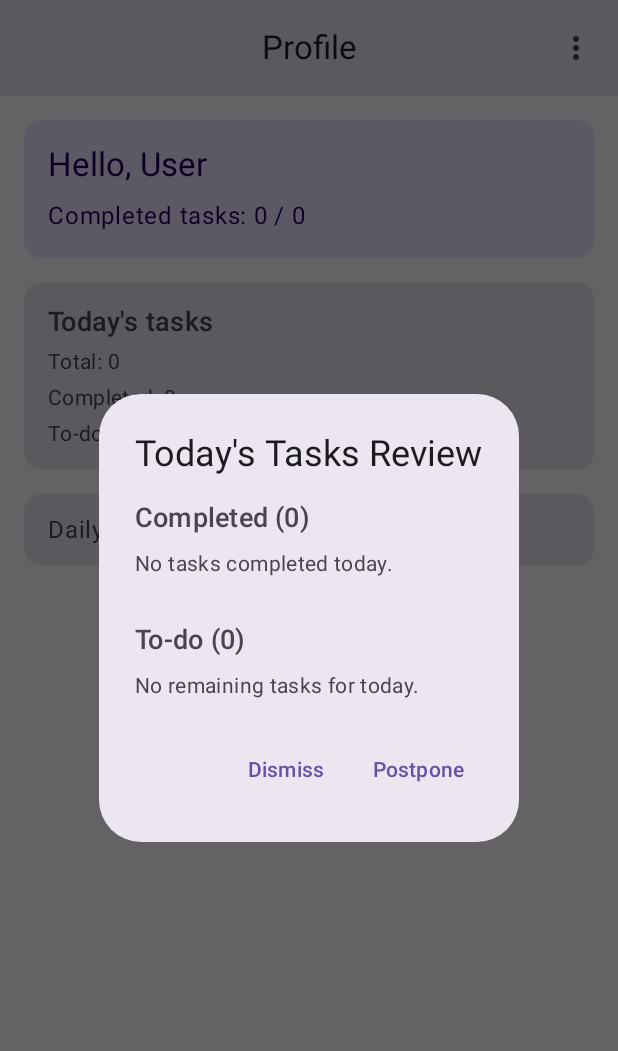
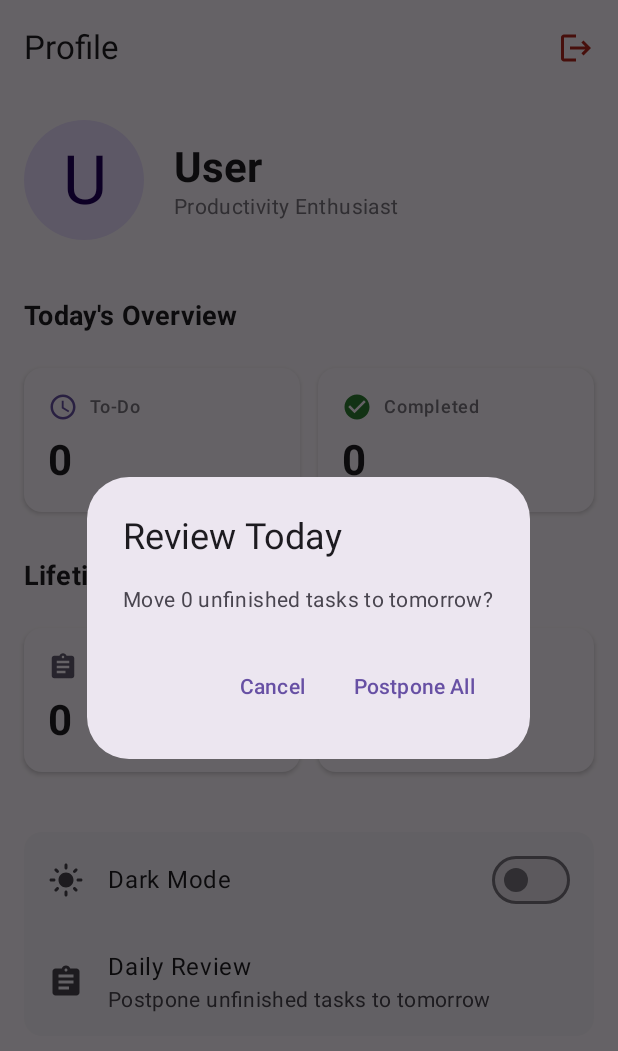
Before and after one commit to jamesye0003-blip/CS501-E1-Semester-Project, an Android app built with Jetpack Compose: the UserProfileScreen screen opened through its navigation route, after a tap on "Daily Review", on a phone screen of 412 x 824 dp. Shown: the top 1051 px of the screen. Run offline under Robolectric (Android 15) with nearby library versions, the phone set to English and light mode, and no system bars; our stand-ins replace Room's generated code.

Commit message:
Feature: Polish the UI of UserProfileScreen. Now the UserProfileScreen is a "dashboard" of data.

```diff
--- a/app/src/main/java/com/example/lattice/ui/screens/UserProfileScreen.kt
+++ b/app/src/main/java/com/example/lattice/ui/screens/UserProfileScreen.kt
@@ -1,32 +1,48 @@
 package com.example.lattice.ui.screens
 
+import androidx.compose.foundation.background
+import androidx.compose.foundation.clickable
+import androidx.compose.foundation.interaction.MutableInteractionSource
 import androidx.compose.foundation.layout.Arrangement
+import androidx.compose.foundation.layout.Box
 import androidx.compose.foundation.layout.Column
+import androidx.compose.foundation.layout.PaddingValues
+import androidx.compose.foundation.layout.Row
 import androidx.compose.foundation.layout.Spacer
 import androidx.compose.foundation.layout.fillMaxSize
 import androidx.compose.foundation.layout.fillMaxWidth
 import androidx.compose.foundation.layout.height
 import androidx.compose.foundation.layout.padding
+import androidx.compose.foundation.layout.size
+import androidx.compose.foundation.layout.width
+import androidx.compose.foundation.lazy.grid.GridCells
+import androidx.compose.foundation.lazy.grid.LazyVerticalGrid
+import androidx.compose.foundation.shape.CircleShape
+import androidx.compose.foundation.shape.RoundedCornerShape
 import androidx.compose.material.icons.Icons
 import androidx.compose.material.icons.automirrored.filled.Logout
+import androidx.compose.material.icons.filled.Assignment
+import androidx.compose.material.icons.filled.CheckCircle
 import androidx.compose.material.icons.filled.DarkMode
-import androidx.compose.material.icons.filled.MoreVert
+import androidx.compose.material.icons.filled.LightMode
+import androidx.compose.material.icons.filled.Person
+import androidx.compose.material.icons.filled.Schedule
 import androidx.compose.material3.AlertDialog
 import androidx.compose.material3.Card
 import androidx.compose.material3.CardDefaults
-import androidx.compose.material3.CenterAlignedTopAppBar
-import androidx.compose.material3.DropdownMenu
-import androidx.compose.material3.DropdownMenuItem
-import androidx.compose.material3.ElevatedCard
 import androidx.compose.material3.ExperimentalMaterial3Api
 import androidx.compose.material3.Icon
 import androidx.compose.material3.IconButton
+import androidx.compose.material.ripple.rememberRipple
+import androidx.compose.material3.ListItem
+import androidx.compose.material3.ListItemDefaults
 import androidx.compose.material3.MaterialTheme
 import androidx.compose.material3.Scaffold
 import androidx.compose.material3.Surface
 import androidx.compose.material3.Switch
 import androidx.compose.material3.Text
 import androidx.compose.material3.TextButton
+import androidx.compose.material3.TopAppBar
 import androidx.compose.material3.TopAppBarDefaults
 import androidx.compose.runtime.Composable
 import androidx.compose.runtime.getValue
@@ -35,6 +51,10 @@ import androidx.compose.runtime.remember
 import androidx.compose.runtime.setValue
 import androidx.compose.ui.Alignment
 import androidx.compose.ui.Modifier
+import androidx.compose.ui.draw.clip
+import androidx.compose.ui.graphics.Color
+import androidx.compose.ui.graphics.vector.ImageVector
+import androidx.compose.ui.text.font.FontWeight
 import androidx.compose.ui.unit.dp
 import com.example.lattice.domain.model.Task
 import com.example.lattice.domain.time.filterTodayTasks
@@ -49,76 +69,30 @@ fun UserProfileScreen(
     onPostponeTodayTasks: () -> Unit,
     onLogout: () -> Unit
 ) {
-    var menuExpanded by remember { mutableStateOf(false) }
     var showDailyReview by remember { mutableStateOf(false) }
 
-    val todayTasks = remember(tasks) {
-        filterTodayTasks(tasks)
-    }
+    val todayTasks = remember(tasks) { filterTodayTasks(tasks) }
+    val completedToday = remember(todayTasks) { todayTasks.filter { it.done } }
+    val todoToday = remember(todayTasks) { todayTasks.filter { !it.done } }
 
-    val completedTodayTasks = remember(todayTasks) {
-        todayTasks.filter { it.done }
-    }
-
-    val todoTodayTasks = remember(todayTasks) {
-        todayTasks.filter { !it.done }
-    }
-
-    val completedCount = remember(tasks) {
-        tasks.count { it.done }
-    }
-
-    val totalCount = tasks.size
+    val totalCompletedLifetime = remember(tasks) { tasks.count { it.done } }
+    val totalTasksLifetime = tasks.size
 
     Scaffold(
         topBar = {
-            CenterAlignedTopAppBar(
+            TopAppBar(
                 title = { Text("Profile") },
-                colors = TopAppBarDefaults.centerAlignedTopAppBarColors(
-                    containerColor = MaterialTheme.colorScheme.surfaceVariant
+                colors = TopAppBarDefaults.topAppBarColors(
+                    containerColor = MaterialTheme.colorScheme.background, // 与背景融合
+                    titleContentColor = MaterialTheme.colorScheme.onBackground
                 ),
                 actions = {
-                    IconButton(onClick = { menuExpanded = true }) {
-                        Icon(Icons.Filled.MoreVert, contentDescription = "Profile menu")
-                    }
-                    DropdownMenu(
-                        expanded = menuExpanded,
-                        onDismissRequest = { menuExpanded = false }
-                    ) {
-                        DropdownMenuItem(
-                            text = { Text("Dark mode") },
-                            leadingIcon = {
+                    // Clean logout icon
+                    IconButton(onClick = onLogout) {
                         Icon(
-                                    Icons.Filled.DarkMode,
-                                    contentDescription = null
-                                )
-                            },
-                            onClick = {
-                                menuExpanded = false
-                                onToggleDark()
-                            },
-                            trailingIcon = {
-                                Switch(
-                                    checked = isDarkMode,
-                                    onCheckedChange = {
-                                        menuExpanded = false
-                                        onToggleDark()
-                                    }
-                                )
-                            }
-                        )
-                        DropdownMenuItem(
-                            text = { Text("Logout") },
-                            leadingIcon = {
-                                Icon(
-                                    Icons.AutoMirrored.Filled.Logout,
-                                    contentDescription = null
-                                )
-                            },
-                            onClick = {
-                                menuExpanded = false
-                                onLogout()
-                            }
+                            imageVector = Icons.AutoMirrored.Filled.Logout,
+                            contentDescription = "Logout",
+                            tint = MaterialTheme.colorScheme.error
                         )
                     }
                 }
@@ -129,160 +103,192 @@ fun UserProfileScreen(
             modifier = Modifier
                 .fillMaxSize()
                 .padding(innerPadding)
-                .padding(16.dp),
-            verticalArrangement = Arrangement.spacedBy(16.dp)
+                .padding(horizontal = 16.dp),
+            verticalArrangement = Arrangement.spacedBy(24.dp)
         ) {
 
-            // Overview card: Username + Number of completed tasks
-            ElevatedCard(
-                modifier = Modifier.fillMaxWidth(),
-                colors = CardDefaults.elevatedCardColors(
-                    containerColor = MaterialTheme.colorScheme.primaryContainer
-                )
-            ) {
-                Column(
+            // 1. User Identity Card (Big & Bold)
+            Row(
                 modifier = Modifier
                     .fillMaxWidth()
-                        .padding(16.dp),
-                    verticalArrangement = Arrangement.spacedBy(8.dp)
+                    .padding(vertical = 16.dp),
+                verticalAlignment = Alignment.CenterVertically
             ) {
+                Surface(
+                    shape = CircleShape,
+                    color = MaterialTheme.colorScheme.primaryContainer,
+                    modifier = Modifier.size(80.dp)
+                ) {
+                    Box(contentAlignment = Alignment.Center) {
                         Text(
-                        text = "Hello, $username",
-                        style = MaterialTheme.typography.titleLarge
+                            text = username.take(1).uppercase(),
+                            style = MaterialTheme.typography.displayMedium,
+                            color = MaterialTheme.colorScheme.onPrimaryContainer
+                        )
+                    }
+                }
+                Spacer(modifier = Modifier.width(20.dp))
+                Column {
+                    Text(
+                        text = username,
+                        style = MaterialTheme.typography.headlineMedium,
+                        fontWeight = FontWeight.Bold
                     )
                     Text(
-                        text = "Completed tasks: $completedCount / $totalCount",
-                        style = MaterialTheme.typography.bodyLarge
+                        text = "Productivity Enthusiast",
+                        style = MaterialTheme.typography.bodyMedium,
+                        color = MaterialTheme.colorScheme.outline
                     )
                 }
             }
 
-            // Today's Task Overview
-            Card(
+            // 2. Dashboard Grid (The "Orderly" Part)
+            Text(
+                "Today's Overview",
+                style = MaterialTheme.typography.titleMedium,
+                fontWeight = FontWeight.Bold
+            )
+
+            Row(
                 modifier = Modifier.fillMaxWidth(),
-                colors = CardDefaults.cardColors(
-                    containerColor = MaterialTheme.colorScheme.surfaceVariant
+                horizontalArrangement = Arrangement.spacedBy(12.dp)
+            ) {
+                // Today Left
+                StatCard(
+                    label = "To-Do",
+                    value = todoToday.size.toString(),
+                    icon = Icons.Default.Schedule,
+                    color = MaterialTheme.colorScheme.primary,
+                    modifier = Modifier.weight(1f)
                 )
-            ) {
-                Column(
-                    modifier = Modifier
-                        .fillMaxWidth()
-                        .padding(16.dp),
-                    verticalArrangement = Arrangement.spacedBy(8.dp)
-                ) {
-                    Text(
-                        text = "Today's tasks",
-                        style = MaterialTheme.typography.titleMedium
-                    )
-                    Text(
-                        text = "Total: ${todayTasks.size}",
-                        style = MaterialTheme.typography.bodyMedium
-                    )
-                    Text(
-                        text = "Completed: ${completedTodayTasks.size}",
-                        style = MaterialTheme.typography.bodyMedium
-                    )
-                    Text(
-                        text = "To-do: ${todoTodayTasks.size}",
-                        style = MaterialTheme.typography.bodyMedium
+                // Today Done
+                StatCard(
+                    label = "Completed",
+                    value = completedToday.size.toString(),
+                    icon = Icons.Default.CheckCircle,
+                    color = Color(0xFF2E7D32), // Success Green
+                    modifier = Modifier.weight(1f)
                 )
             }
+
+            Text(
+                "Lifetime Stats",
+                style = MaterialTheme.typography.titleMedium,
+                fontWeight = FontWeight.Bold,
+                modifier = Modifier.padding(top = 8.dp)
+            )
+
+            Row(
+                modifier = Modifier.fillMaxWidth(),
+                horizontalArrangement = Arrangement.spacedBy(12.dp)
+            ) {
+                StatCard(
+                    label = "Total Tasks",
+                    value = totalTasksLifetime.toString(),
+                    icon = Icons.Default.Assignment,
+                    color = MaterialTheme.colorScheme.secondary,
+                    modifier = Modifier.weight(1f)
+                )
+                StatCard(
+                    label = "Completion Rate",
+                    value = if (totalTasksLifetime > 0) "${(totalCompletedLifetime * 100 / totalTasksLifetime)}%" else "0%",
+                    icon = Icons.Default.Person, // Or chart icon
+                    color = MaterialTheme.colorScheme.tertiary,
+                    modifier = Modifier.weight(1f)
+                )
             }
 
-            // Auxiliary Function: Daily Review
+            // 3. Settings / Actions Section
             Surface(
-                modifier = Modifier.fillMaxWidth(),
-                onClick = { showDailyReview = true },
-                shape = MaterialTheme.shapes.medium,
-                color = MaterialTheme.colorScheme.surfaceVariant
+                shape = RoundedCornerShape(12.dp),
+                color = MaterialTheme.colorScheme.surfaceContainerLow, // Subtle background
+                modifier = Modifier.padding(top = 16.dp)
             ) {
-                Text(
-                    text = "Daily Review",
-                    style = MaterialTheme.typography.bodyLarge,
+                Column {
+                    ListItem(
+                        headlineContent = { Text("Dark Mode") },
+                        leadingContent = {
+                            Icon(
+                                if (isDarkMode) Icons.Default.DarkMode else Icons.Default.LightMode,
+                                null
+                            )
+                        },
+                        trailingContent = {
+                            Switch(checked = isDarkMode, onCheckedChange = { onToggleDark() })
+                        },
+                        colors = ListItemDefaults.colors(containerColor = Color.Transparent)
+                    )
+
+                    ListItem(
+                        headlineContent = { Text("Daily Review") },
+                        supportingContent = { Text("Postpone unfinished tasks to tomorrow") },
+                        leadingContent = { Icon(Icons.Default.Assignment, null) },
                         modifier = Modifier
-                        .fillMaxWidth()
-                        .padding(horizontal = 16.dp, vertical = 12.dp)
-                )
-            }
-        }
-
-        if (showDailyReview) {
-            AlertDialog(
-                onDismissRequest = { showDailyReview = false },
-                title = {
-                    Text("Today's Tasks Review")
-                },
-                text = {
-                    Column(
-                        verticalArrangement = Arrangement.spacedBy(12.dp)
-                    ) {
-                        Text(
-                            text = "Completed (${completedTodayTasks.size})",
-                            style = MaterialTheme.typography.titleMedium
-                        )
-                        if (completedTodayTasks.isEmpty()) {
-                            Text(
-                                text = "No tasks completed today.",
-                                style = MaterialTheme.typography.bodyMedium
-                            )
-                        } else {
-                            Column(
-                                verticalArrangement = Arrangement.spacedBy(4.dp)
-                            ) {
-                                completedTodayTasks.forEach { task ->
-                                    Text(
-                                        text = "• ${task.title}",
-                                        style = MaterialTheme.typography.bodyMedium,
-                                        modifier = Modifier.padding(start = 8.dp)
-                                    )
-                                }
-                            }
-                        }
-
-                        Spacer(modifier = Modifier.height(8.dp))
-
-                        Text(
-                            text = "To-do (${todoTodayTasks.size})",
-                            style = MaterialTheme.typography.titleMedium
-                        )
-                        if (todoTodayTasks.isEmpty()) {
-                            Text(
-                                text = "No remaining tasks for today.",
-                                style = MaterialTheme.typography.bodyMedium
-                            )
-                        } else {
-                            Column(
-                                verticalArrangement = Arrangement.spacedBy(4.dp)
-                            ) {
-                                todoTodayTasks.forEach { task ->
-                                    Text(
-                                        text = "• ${task.title}",
-                                        style = MaterialTheme.typography.bodyMedium,
-                                        modifier = Modifier.padding(start = 8.dp)
+                            .clickable(
+                                interactionSource = remember { MutableInteractionSource() },
+                                indication = rememberRipple(),
+                                onClick = { showDailyReview = true }
+                            ),
+                        colors = ListItemDefaults.colors(containerColor = Color.Transparent)
                     )
                 }
             }
         }
     }
+
+    // (AlertDialog code remains mostly the same, just keeping the logic)
+    if (showDailyReview) {
+        AlertDialog(
+            onDismissRequest = { showDailyReview = false },
+            title = { Text("Review Today") },
+            text = {
+                Text("Move ${todoToday.size} unfinished tasks to tomorrow?")
             },
             confirmButton = {
-                    TextButton(
-                        onClick = {
+                TextButton(onClick = {
                     onPostponeTodayTasks()
                     showDailyReview = false
-                        }
-                    ) {
-                        Text("Postpone")
-                    }
+                }) { Text("Postpone All") }
             },
             dismissButton = {
-                    TextButton(
-                        onClick = { showDailyReview = false }
-                    ) {
-                        Text("Dismiss")
-                    }
+                TextButton(onClick = { showDailyReview = false }) { Text("Cancel") }
             }
         )
     }
 }
+
+@Composable
+fun StatCard(
+    label: String,
+    value: String,
+    icon: ImageVector,
+    color: Color,
+    modifier: Modifier = Modifier
+) {
+    Card(
+        modifier = modifier,
+        colors = CardDefaults.cardColors(
+            containerColor = MaterialTheme.colorScheme.surface, // Clean white/dark
+        ),
+        elevation = CardDefaults.cardElevation(defaultElevation = 2.dp)
+    ) {
+        Column(
+            modifier = Modifier.padding(16.dp),
+            verticalArrangement = Arrangement.spacedBy(8.dp)
+        ) {
+            Row(
+                verticalAlignment = Alignment.CenterVertically,
+                horizontalArrangement = Arrangement.spacedBy(8.dp)
+            ) {
+                Icon(icon, contentDescription = null, tint = color, modifier = Modifier.size(20.dp))
+                Text(label, style = MaterialTheme.typography.labelMedium, color = MaterialTheme.colorScheme.outline)
             }
+            Text(
+                text = value,
+                style = MaterialTheme.typography.headlineMedium,
+                fontWeight = FontWeight.Bold,
+                color = MaterialTheme.colorScheme.onSurface
+            )
+        }
+    }
+}
```
Lines whose indentation alone changed are shown as unchanged.
